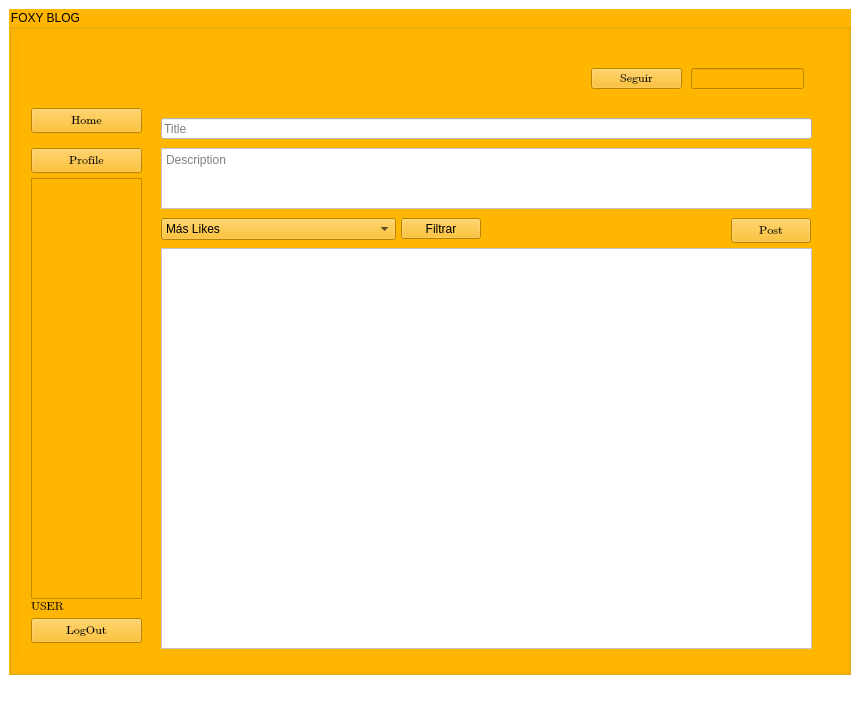
DarkMage17/CC31_20181B402_20181C600_201823838, file login.ui: the form before one commit.
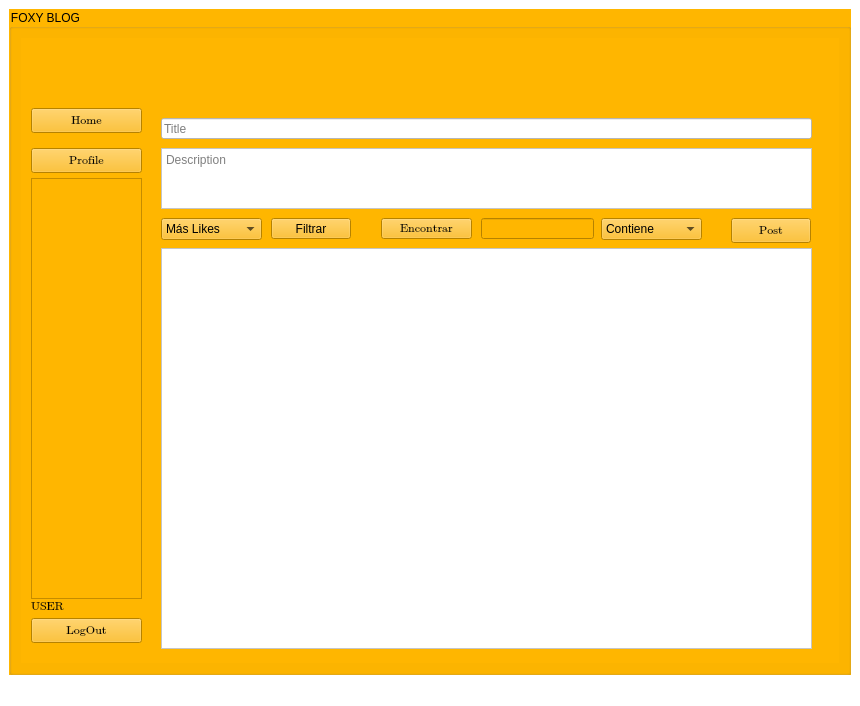
The form after the commit. The open tabs and pages were chosen to show the change. Icons and pictures are not drawn.

What changed in the file:
```diff
--- a/login.ui
+++ b/login.ui
@@ -524,8 +524,8 @@
           <widget class="QPushButton" name="B_Seguir">
            <property name="geometry">
             <rect>
-             <x>570</x>
-             <y>30</y>
+             <x>360</x>
+             <y>180</y>
              <width>91</width>
              <height>21</height>
             </rect>
@@ -537,7 +537,7 @@
             </font>
            </property>
            <property name="text">
-            <string>Seguir</string>
+            <string>Encontrar</string>
            </property>
           </widget>
           <widget class="QLabel" name="label_13">
@@ -603,8 +603,8 @@
           <widget class="QLineEdit" name="lineEdit">
            <property name="geometry">
             <rect>
-             <x>670</x>
-             <y>30</y>
+             <x>460</x>
+             <y>180</y>
              <width>113</width>
              <height>21</height>
             </rect>
@@ -630,7 +630,7 @@
           <widget class="QPushButton" name="pushButton_4">
            <property name="geometry">
             <rect>
-             <x>380</x>
+             <x>250</x>
              <y>180</y>
              <width>80</width>
              <height>21</height>
@@ -645,7 +645,7 @@
             <rect>
              <x>140</x>
              <y>180</y>
-             <width>235</width>
+             <width>101</width>
              <height>22</height>
             </rect>
            </property>
@@ -656,7 +656,42 @@
            </item>
            <item>
             <property name="text">
-             <string>Recientemente Publicado</string>
+             <string>Más recientes</string>
+            </property>
+           </item>
+          </widget>
+          <widget class="QComboBox" name="comboBox_2">
+           <property name="geometry">
+            <rect>
+             <x>580</x>
+             <y>180</y>
+             <width>101</width>
+             <height>22</height>
+            </rect>
+           </property>
+           <item>
+            <property name="text">
+             <string>Contiene</string>
+            </property>
+           </item>
+           <item>
+            <property name="text">
+             <string>Empieza con</string>
+            </property>
+           </item>
+           <item>
+            <property name="text">
+             <string>Termina con</string>
+            </property>
+           </item>
+           <item>
+            <property name="text">
+             <string>Igual</string>
+            </property>
+           </item>
+           <item>
+            <property name="text">
+             <string>No contiene</string>
             </property>
            </item>
           </widget>
```
Left out of the diff: 3 changed lines with no effect on the pictures.
